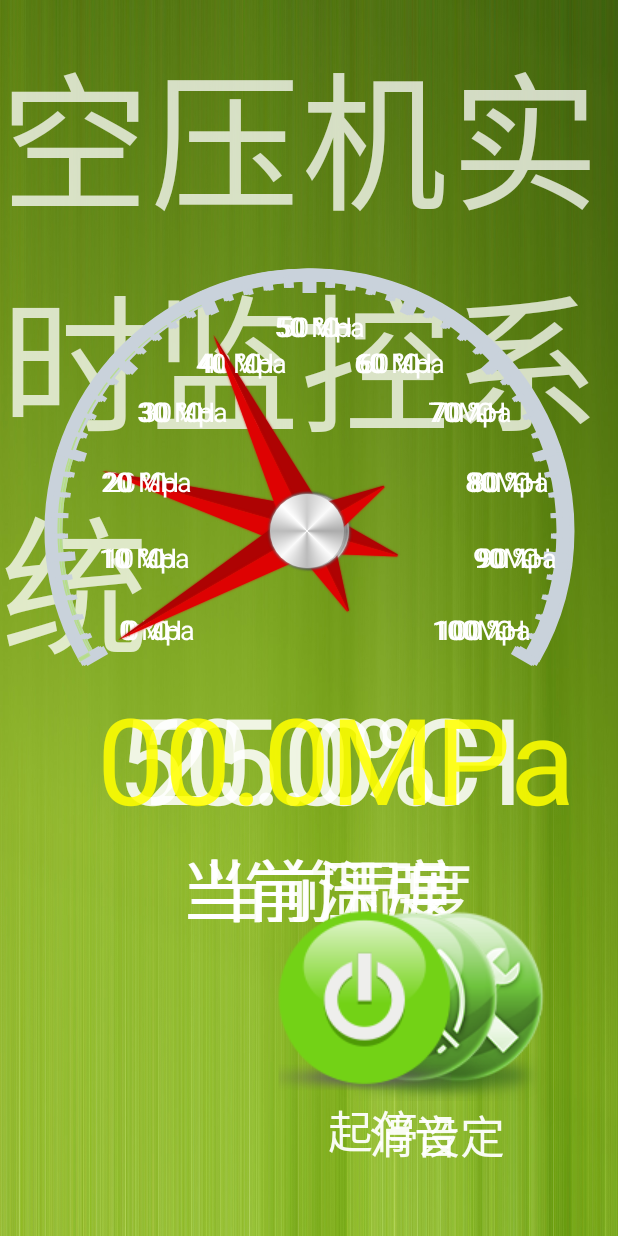
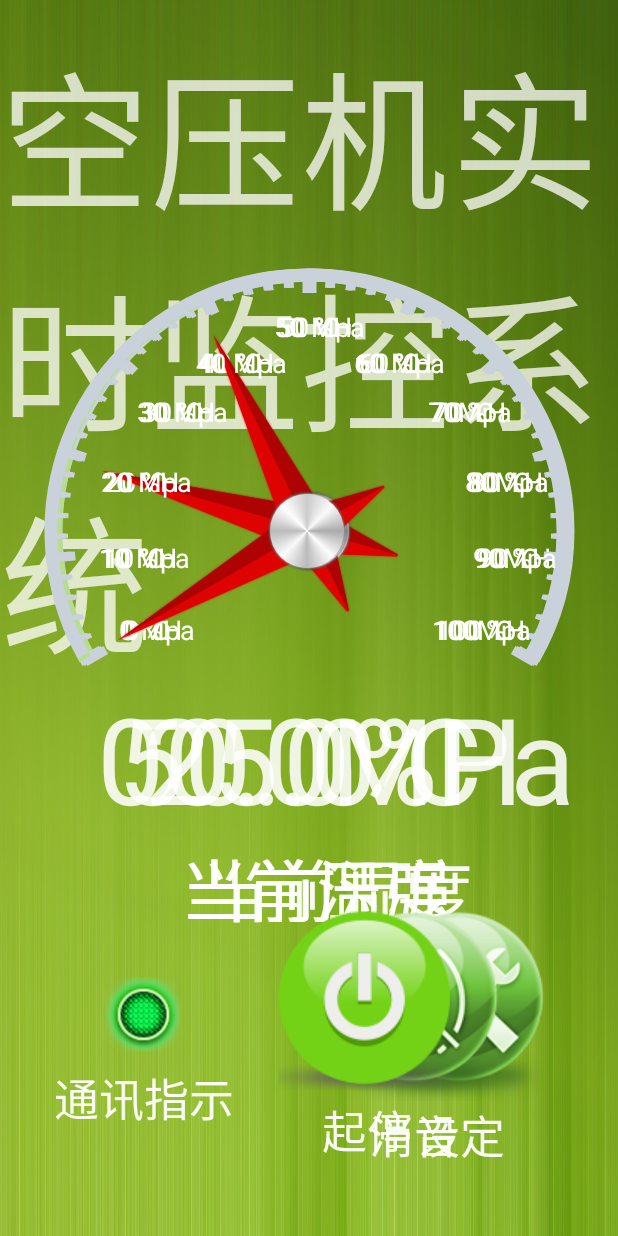
Before and after one commit to Krguang/AirCompressor, an Android app: the screen it shows after launch (MainActivity), on a phone screen of 412 x 824 dp. Run offline under Robolectric (Android 15) with nearby library versions, the phone set to English and light mode, and no system bars; 3 statements that could not run were skipped.

Commit message:
加入开机自启

```diff
--- a/app/src/main/AndroidManifest.xml
+++ b/app/src/main/AndroidManifest.xml
@@ -1,6 +1,8 @@
 <?xml version="1.0" encoding="utf-8"?>
 <manifest xmlns:android="http://schemas.android.com/apk/res/android"
     package="com.yy.k.AirCompressor">
+
+    <uses-permission android:name="android.permission.RECEIVE_BOOT_COMPLETED" />
 
     <application
         android:allowBackup="true"
@@ -22,6 +24,20 @@
             >
 
         </activity>
+
+        <receiver
+            android:name=".BootRestartReceiver"
+            android:enabled="true"
+            android:exported="true"
+            android:permission="android.permission.RECEIVE_BOOT_COMPLETED"
+            >
+
+            <intent-filter >
+                <action android:name="android.intent.action.BOOT_COMPLETED"/>
+                <category android:name="android.intent.category.DEFAULT" />
+            </intent-filter>
+        </receiver>
+
     </application>
 
 </manifest>
--- /dev/null
+++ b/app/src/main/java/com/yy/k/AirCompressor/BootRestartReceiver.java
@@ -0,0 +1,19 @@
+package com.yy.k.AirCompressor;
+
+import android.content.BroadcastReceiver;
+import android.content.Context;
+import android.content.Intent;
+
+public class BootRestartReceiver extends BroadcastReceiver {
+
+    public static final String ACTION = "android.intent.action.BOOT_COMPLETED";
+
+    public void onReceive(Context context, Intent intent) {
+        if (intent.getAction().equals(ACTION))
+        {
+            Intent intent2 = new Intent(context, MainActivity.class);
+            intent2.addFlags(Intent.FLAG_ACTIVITY_NEW_TASK);
+            context.startActivity(intent2);
+        }
+    }
+}
--- a/app/src/main/java/com/yy/k/AirCompressor/MainActivity.java
+++ b/app/src/main/java/com/yy/k/AirCompressor/MainActivity.java
@@ -39,11 +39,13 @@
     Button bt_setup;
     Button bt_mute;
     Button bt_switch;
+    Button bt_connectStatus;
 
     Intent intent = new Intent();
 
     private boolean muteFlag=true;
     private boolean powerSwitchFlag = false;
+    private boolean connectFlag = false;
 
     ModbusSlave modbusSlave =new ModbusSlave();
     java.text.DecimalFormat myformat=new java.text.DecimalFormat("00.0");
@@ -51,7 +53,9 @@
     private HashMap<Integer,Integer> spMap;
 
     Timer timer1 = new Timer();
+    Timer timer2 = new Timer();
     TimerTask task1;
+
 
     SharedPreferences sharedParameterSet;
 
@@ -82,6 +86,7 @@
         bt_setup = findViewById(R.id.setup);
         bt_mute = findViewById(R.id.mute);
         bt_switch = findViewById(R.id.power_switch);
+        bt_connectStatus = findViewById(R.id.connect_status);
         tvTempValue = findViewById(R.id.tv_temp_value);
         tvHumiValue = findViewById(R.id.tv_humi_value);
         tvPressValue = findViewById(R.id.tv_press_value);
@@ -155,6 +160,7 @@
                     public void run() {
                         slaveAddressChange();
                         dataDispaly();
+                        setBt_connectStatus();
                     }
                 });
             }
@@ -172,6 +178,16 @@
 
     private void slaveAddressChange(){
         modbusSlave.setSLAV_addr(sharedParameterSet.getInt("从机地址",1));
+    }
+
+    private void setBt_connectStatus(){
+        if (connectFlag){
+            connectFlag = false;
+            bt_connectStatus.setBackgroundResource(R.drawable.connected);
+        }else {
+            connectFlag =true;
+            bt_connectStatus.setBackgroundResource(R.drawable.no_connect);
+        }
     }
 
     private void dataDispaly(){
@@ -214,7 +230,7 @@
             }
         }
 
-        if (getPressFromModbus < pressureLowerLimit){
+        if (getPressFromModbus < pressureLowerLimit && getPressFromModbus != 0){
             if (alermFlag){
                 tvPressValue.setText("");
             }else{
--- a/app/src/main/res/layout/activity_main.xml
+++ b/app/src/main/res/layout/activity_main.xml
@@ -4,9 +4,8 @@
     xmlns:tools="http://schemas.android.com/tools"
     android:layout_width="match_parent"
     android:layout_height="match_parent"
-    tools:context="com.yy.k.AirCompressor.MainActivity"
     android:background="@drawable/background"
-    >
+    tools:context="com.yy.k.AirCompressor.MainActivity">
 
 
     <TextView
@@ -18,8 +17,8 @@
         android:layout_marginStart="8dp"
         android:layout_marginTop="8dp"
         android:text="空压机实时监控系统"
+        android:textColor="#c0FFFFFF"
         android:textSize="100sp"
-        android:textColor="#c0FFFFFF"
         app:layout_constraintBottom_toBottomOf="parent"
         app:layout_constraintEnd_toEndOf="parent"
         app:layout_constraintStart_toStartOf="parent"
@@ -123,8 +122,7 @@
         android:textColor="#c0FFFFFF"
         android:textSize="80sp"
         app:layout_constraintBottom_toBottomOf="@+id/press_display"
-        app:layout_constraintLeft_toLeftOf="@+id/press_display"
-         />
+        app:layout_constraintLeft_toLeftOf="@+id/press_display" />
 
     <TextView
         android:layout_width="wrap_content"
@@ -207,13 +205,39 @@
     <TextView
         android:layout_width="wrap_content"
         android:layout_height="wrap_content"
-        android:layout_marginLeft="36dp"
+        android:layout_marginLeft="32dp"
         android:text="起停"
         android:textColor="#f0ffffff"
         android:textSize="30sp"
         app:layout_constraintLeft_toLeftOf="@+id/power_switch"
         app:layout_constraintTop_toBottomOf="@+id/power_switch" />
 
+    <Button
+        android:id="@+id/connect_status"
+        android:layout_width="50dp"
+        android:layout_height="50dp"
+        android:layout_marginBottom="8dp"
+        android:layout_marginEnd="8dp"
+        android:layout_marginStart="8dp"
+        android:layout_marginTop="8dp"
+        android:background="@drawable/no_connect"
+        app:layout_constraintBottom_toBottomOf="parent"
+        app:layout_constraintEnd_toEndOf="parent"
+        app:layout_constraintHorizontal_bias="0.181"
+        app:layout_constraintStart_toStartOf="parent"
+        app:layout_constraintTop_toTopOf="parent"
+        app:layout_constraintVertical_bias="0.849" />
+
+    <TextView
+        android:layout_width="wrap_content"
+        android:layout_height="wrap_content"
+        android:layout_marginTop="8dp"
+        android:text="通讯指示"
+        android:textColor="#f0ffffff"
+        android:textSize="30sp"
+        app:layout_constraintEnd_toEndOf="@+id/connect_status"
+        app:layout_constraintStart_toStartOf="@+id/connect_status"
+        app:layout_constraintTop_toBottomOf="@+id/connect_status" />
 
 
 </android.support.constraint.ConstraintLayout>
```
Also changed, not shown: app/src/main/res/drawable/connected.png (added), app/src/main/res/drawable/no_connect.png (added).
